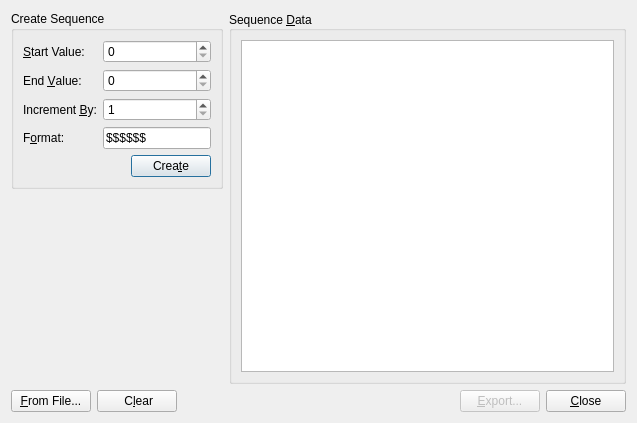
Old version of the form frontend_qt/extSequence.ui in the repository zint/zint.
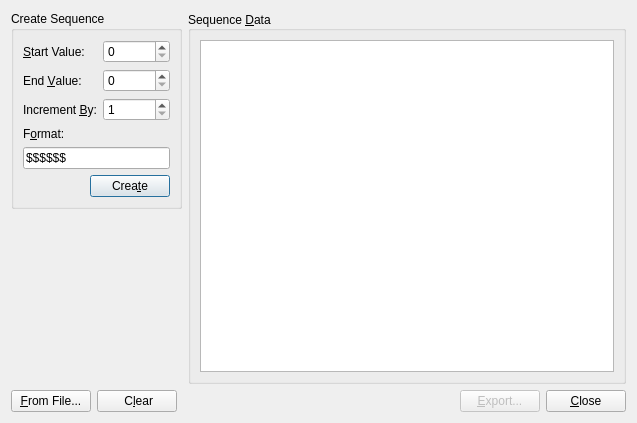
New version of the form. Icons and pictures are not drawn.

Patch:
```diff
--- a/frontend_qt/extSequence.ui
+++ b/frontend_qt/extSequence.ui
@@ -133,7 +133,7 @@
             </property>
            </widget>
           </item>
-          <item row="3" column="1">
+          <item row="4" column="0" colspan="2">
            <widget class="QLineEdit" name="linSeqFormat">
             <property name="toolTip">
              <string>Format sequence using special characters&lt;table cellspacing=&quot;3&quot;&gt;
@@ -148,7 +148,7 @@
             </property>
            </widget>
           </item>
-          <item row="4" column="0" colspan="2">
+          <item row="5" column="0" colspan="2">
            <layout class="QHBoxLayout" name="horzLayoutSeqCreateBtn">
             <item>
              <spacer name="horzSpacerSeqCreateBtn">
```
